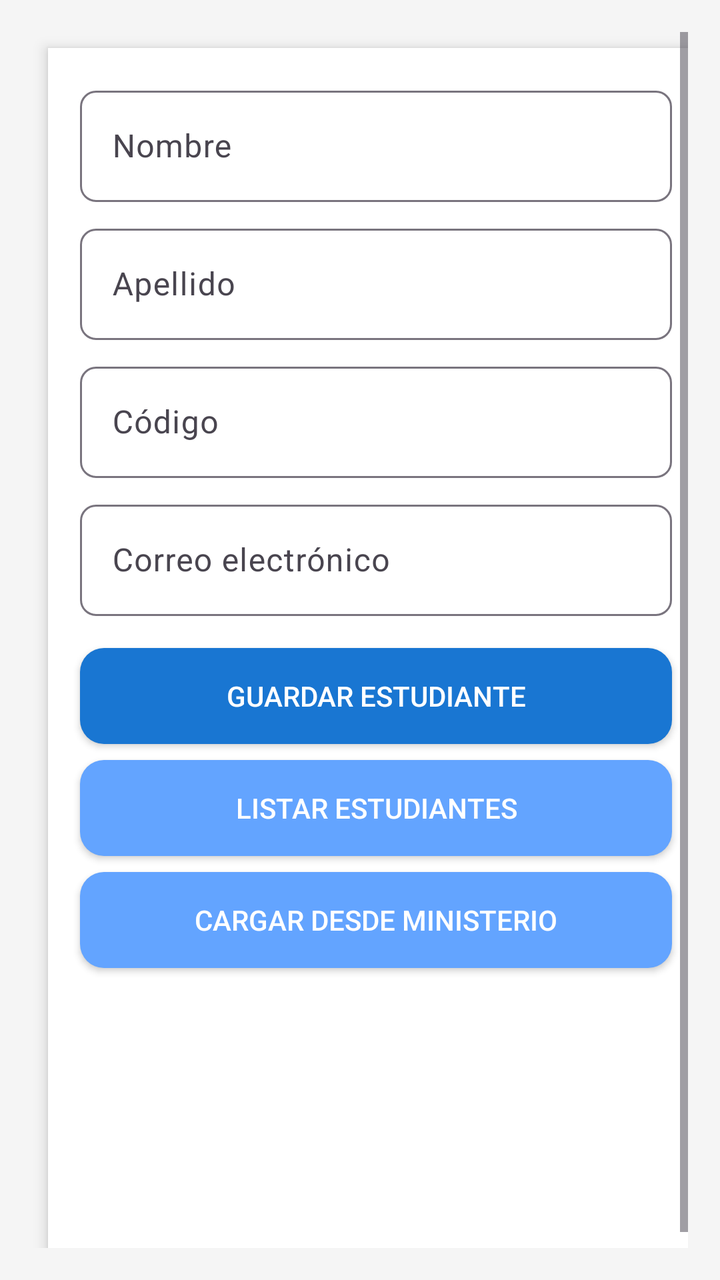
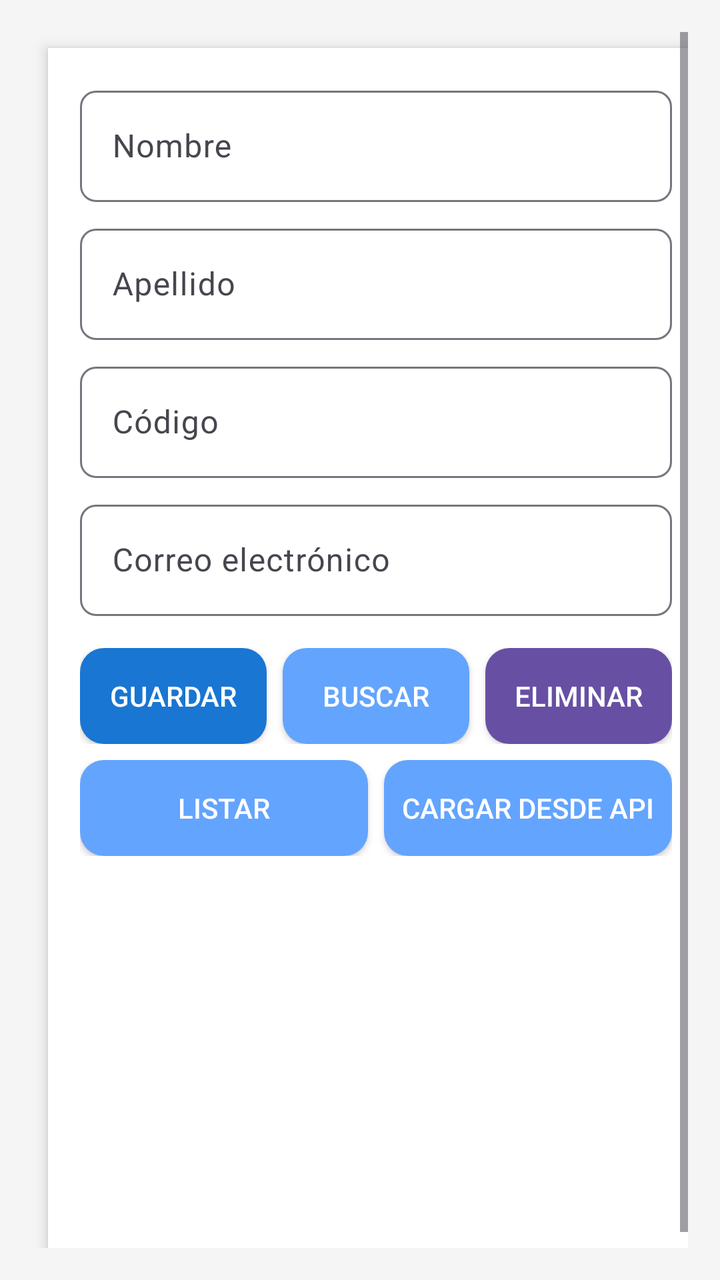

Before-and-after screenshots of an Android layout around one commit, followed by the original layout XML and the change that was made.
<!-- AndroidManifest.xml: application theme Theme.GestionEstudiantes -->
<!-- res/layout/activity_estudiante.xml -->
<?xml version="1.0" encoding="utf-8"?>
<androidx.constraintlayout.widget.ConstraintLayout
    xmlns:android="http://schemas.android.com/apk/res/android"
    xmlns:app="http://schemas.android.com/apk/res-auto"
    android:id="@+id/main"
    android:layout_width="match_parent"
    android:layout_height="match_parent"
    android:background="@color/background"
    android:padding="16dp">

    
    <ProgressBar
        android:id="@+id/progressBar"
        style="?android:attr/progressBarStyleLarge"
        android:layout_width="wrap_content"
        android:layout_height="wrap_content"
        android:visibility="gone"
        app:layout_constraintTop_toTopOf="parent"
        app:layout_constraintBottom_toBottomOf="parent"
        app:layout_constraintStart_toStartOf="parent"
        app:layout_constraintEnd_toEndOf="parent"/>

    <ScrollView
        android:id="@+id/scrollView"
        android:layout_width="0dp"
        android:layout_height="0dp"
        android:fillViewport="true"
        app:layout_constraintTop_toTopOf="parent"
        app:layout_constraintBottom_toBottomOf="parent"
        app:layout_constraintStart_toStartOf="parent"
        app:layout_constraintEnd_toEndOf="parent">

        <LinearLayout
            android:layout_width="match_parent"
            android:layout_height="wrap_content"
            android:orientation="vertical"
            android:padding="16dp"
            android:background="@color/white"
            android:elevation="4dp"
            android:layout_margin="8dp"
            android:clipToPadding="false">

            
            <com.google.android.material.textfield.TextInputLayout
                android:layout_width="match_parent"
                android:layout_height="wrap_content"
                android:hint="@string/nombre"
                app:boxBackgroundMode="outline"
                app:boxCornerRadiusTopStart="8dp"
                app:boxCornerRadiusTopEnd="8dp"
                app:boxCornerRadiusBottomStart="8dp"
                app:boxCornerRadiusBottomEnd="8dp">

                <com.google.android.material.textfield.TextInputEditText
                    android:id="@+id/etNombreEstudiante"
                    android:layout_width="match_parent"
                    android:layout_height="wrap_content" />
            </com.google.android.material.textfield.TextInputLayout>

            
            <com.google.android.material.textfield.TextInputLayout
                android:layout_width="match_parent"
                android:layout_height="wrap_content"
                android:hint="@string/apellido"
                android:layout_marginTop="8dp"
                app:boxBackgroundMode="outline"
                app:boxCornerRadiusTopStart="8dp"
                app:boxCornerRadiusTopEnd="8dp"
                app:boxCornerRadiusBottomStart="8dp"
                app:boxCornerRadiusBottomEnd="8dp">

                <com.google.android.material.textfield.TextInputEditText
                    android:id="@+id/etApellidoEstudiante"
                    android:layout_width="match_parent"
                    android:layout_height="wrap_content" />
            </com.google.android.material.textfield.TextInputLayout>

            
            <com.google.android.material.textfield.TextInputLayout
                android:layout_width="match_parent"
                android:layout_height="wrap_content"
                android:hint="@string/c_digo"
                android:layout_marginTop="8dp"
                app:boxBackgroundMode="outline"
                app:boxCornerRadiusTopStart="8dp"
                app:boxCornerRadiusTopEnd="8dp"
                app:boxCornerRadiusBottomStart="8dp"
                app:boxCornerRadiusBottomEnd="8dp">

                <com.google.android.material.textfield.TextInputEditText
                    android:id="@+id/etCodigoEstudiante"
                    android:layout_width="match_parent"
                    android:layout_height="wrap_content" />
            </com.google.android.material.textfield.TextInputLayout>

            
            <com.google.android.material.textfield.TextInputLayout
                android:layout_width="match_parent"
                android:layout_height="wrap_content"
                android:hint="@string/correo_electr_nico"
                android:layout_marginTop="8dp"
                app:boxBackgroundMode="outline"
                app:boxCornerRadiusTopStart="8dp"
                app:boxCornerRadiusTopEnd="8dp"
                app:boxCornerRadiusBottomStart="8dp"
                app:boxCornerRadiusBottomEnd="8dp">

                <com.google.android.material.textfield.TextInputEditText
                    android:id="@+id/etCorreoEstudiante"
                    android:layout_width="match_parent"
                    android:layout_height="wrap_content"
                    android:inputType="textEmailAddress" />
            </com.google.android.material.textfield.TextInputLayout>

            
            <Button
                android:id="@+id/btnGuardarEstudiante"
                android:layout_width="match_parent"
                android:layout_height="wrap_content"
                android:layout_marginTop="16dp"
                android:text="Guardar Estudiante"
                android:backgroundTint="@color/primary"
                android:textColor="@android:color/white"
                android:background="@drawable/rounded_button" />

            
            <Button
                android:id="@+id/btnListarEstudiantes"
                android:layout_width="match_parent"
                android:layout_height="wrap_content"
                android:layout_marginTop="8dp"
                android:text="@string/listar_estudiantes"
                android:backgroundTint="@color/primary_light"
                android:textColor="@android:color/white"
                android:background="@drawable/rounded_button" />

            
            <Button
                android:id="@+id/btnCargarDesdeApi"
                android:layout_width="match_parent"
                android:layout_height="wrap_content"
                android:layout_marginTop="8dp"
                android:text="@string/cargar_desde_ministerio"
                android:backgroundTint="@color/primary_light"
                android:textColor="@android:color/white"
                android:background="@drawable/rounded_button" />

            
            <ListView
                android:id="@+id/listViewEstudiantes"
                android:layout_width="match_parent"
                android:layout_height="wrap_content"
                android:layout_marginTop="16dp"
                android:background="@color/white"
                android:divider="@color/background"
                android:dividerHeight="1dp" />
        </LinearLayout>
    </ScrollView>

</androidx.constraintlayout.widget.ConstraintLayout>
<!-- resources referenced by this layout -->
<resources>
  <color name="background">#F5F5F5</color>
  <color name="primary">#1976D2</color>
  <color name="primary_light">#63A4FF</color>
  <color name="white">#FFFFFF</color>
  <!-- drawable rounded_button (drawable) -->
  <shape xmlns:android="http://schemas.android.com/apk/res/android" android:shape="rectangle">
      <solid android:color="?attr/colorPrimary" />
      <corners android:radius="12dp" />
  </shape>
  <string name="apellido">Apellido</string>
  <string name="c_digo">Código</string>
  <string name="cargar_desde_ministerio">Cargar desde Ministerio</string>
  <string name="correo_electr_nico">Correo electrónico</string>
  <string name="listar_estudiantes">Listar Estudiantes</string>
  <string name="nombre">Nombre</string>
  <style name="Theme.GestionEstudiantes" parent="Base.Theme.GestionEstudiantes" />
  <style name="Base.Theme.GestionEstudiantes" parent="Theme.Material3.DayNight.NoActionBar">
          
          
      </style>
</resources>

<!-- the commit's change to res/layout/activity_estudiante.xml (unified diff, before → after) -->
@@ -18,7 +18,7 @@
         app:layout_constraintTop_toTopOf="parent"
         app:layout_constraintBottom_toBottomOf="parent"
         app:layout_constraintStart_toStartOf="parent"
-        app:layout_constraintEnd_toEndOf="parent"/>
+        app:layout_constraintEnd_toEndOf="parent" />
 
     <ScrollView
         android:id="@+id/scrollView"
@@ -50,14 +50,12 @@
                 app:boxCornerRadiusTopEnd="8dp"
                 app:boxCornerRadiusBottomStart="8dp"
                 app:boxCornerRadiusBottomEnd="8dp">
-
                 <com.google.android.material.textfield.TextInputEditText
                     android:id="@+id/etNombreEstudiante"
                     android:layout_width="match_parent"
                     android:layout_height="wrap_content" />
             </com.google.android.material.textfield.TextInputLayout>
 
-            
             <com.google.android.material.textfield.TextInputLayout
                 android:layout_width="match_parent"
                 android:layout_height="wrap_content"
@@ -68,14 +66,12 @@
                 app:boxCornerRadiusTopEnd="8dp"
                 app:boxCornerRadiusBottomStart="8dp"
                 app:boxCornerRadiusBottomEnd="8dp">
-
                 <com.google.android.material.textfield.TextInputEditText
                     android:id="@+id/etApellidoEstudiante"
                     android:layout_width="match_parent"
                     android:layout_height="wrap_content" />
             </com.google.android.material.textfield.TextInputLayout>
 
-            
             <com.google.android.material.textfield.TextInputLayout
                 android:layout_width="match_parent"
                 android:layout_height="wrap_content"
@@ -86,14 +82,12 @@
                 app:boxCornerRadiusTopEnd="8dp"
                 app:boxCornerRadiusBottomStart="8dp"
                 app:boxCornerRadiusBottomEnd="8dp">
-
                 <com.google.android.material.textfield.TextInputEditText
                     android:id="@+id/etCodigoEstudiante"
                     android:layout_width="match_parent"
                     android:layout_height="wrap_content" />
             </com.google.android.material.textfield.TextInputLayout>
 
-            
             <com.google.android.material.textfield.TextInputLayout
                 android:layout_width="match_parent"
                 android:layout_height="wrap_content"
@@ -104,7 +98,6 @@
                 app:boxCornerRadiusTopEnd="8dp"
                 app:boxCornerRadiusBottomStart="8dp"
                 app:boxCornerRadiusBottomEnd="8dp">
-
                 <com.google.android.material.textfield.TextInputEditText
                     android:id="@+id/etCorreoEstudiante"
                     android:layout_width="match_parent"
@@ -113,37 +106,79 @@
             </com.google.android.material.textfield.TextInputLayout>
 
             
-            <Button
-                android:id="@+id/btnGuardarEstudiante"
+            <LinearLayout
                 android:layout_width="match_parent"
                 android:layout_height="wrap_content"
+                android:orientation="horizontal"
+                android:gravity="center"
                 android:layout_marginTop="16dp"
-                android:text="Guardar Estudiante"
-                android:backgroundTint="@color/primary"
-                android:textColor="@android:color/white"
-                android:background="@drawable/rounded_button" />
+                android:weightSum="3">
+
+                <Button
+                    android:id="@+id/btnGuardarEstudiante"
+                    android:layout_width="0dp"
+                    android:layout_height="wrap_content"
+                    android:layout_weight="1"
+                    android:text="@string/guardar"
+                    android:backgroundTint="@color/primary"
+                    android:textColor="@android:color/white"
+                    android:background="@drawable/rounded_button"
+                    android:layout_marginEnd="4dp" />
+
+                <Button
+                    android:id="@+id/btnBuscarEstudiante"
+                    android:layout_width="0dp"
+                    android:layout_height="wrap_content"
+                    android:layout_weight="1"
+                    android:text="@string/buscar"
+                    android:backgroundTint="@color/primary_light"
+                    android:textColor="@android:color/white"
+                    android:background="@drawable/rounded_button"
+                    android:layout_marginStart="4dp"
+                    android:layout_marginEnd="4dp" />
+
+                <Button
+                    android:id="@+id/btnEliminarEstudiante"
+                    android:layout_width="0dp"
+                    android:layout_height="wrap_content"
+                    android:layout_weight="1"
+                    android:text="@string/eliminar"
+                    android:textColor="@android:color/white"
+                    android:background="@drawable/rounded_button"
+                    android:layout_marginStart="4dp" />
+            </LinearLayout>
 
             
-            <Button
-                android:id="@+id/btnListarEstudiantes"
+            <LinearLayout
                 android:layout_width="match_parent"
                 android:layout_height="wrap_content"
+                android:orientation="horizontal"
+                android:gravity="center"
                 android:layout_marginTop="8dp"
-                android:text="@string/listar_estudiantes"
-                android:backgroundTint="@color/primary_light"
-                android:textColor="@android:color/white"
-                android:background="@drawable/rounded_button" />
+                android:weightSum="2">
 
-            
-            <Button
-                android:id="@+id/btnCargarDesdeApi"
-                android:layout_width="match_parent"
-                android:layout_height="wrap_content"
-                android:layout_marginTop="8dp"
-                android:text="@string/cargar_desde_ministerio"
-                android:backgroundTint="@color/primary_light"
-                android:textColor="@android:color/white"
-                android:background="@drawable/rounded_button" />
+                <Button
+                    android:id="@+id/btnListarEstudiantes"
+                    android:layout_width="0dp"
+                    android:layout_height="wrap_content"
+                    android:layout_weight="1"
+                    android:text="@string/listar"
+                    android:backgroundTint="@color/primary_light"
+                    android:textColor="@android:color/white"
+                    android:background="@drawable/rounded_button"
+                    android:layout_marginEnd="4dp" />
+
+                <Button
+                    android:id="@+id/btnCargarDesdeApi"
+                    android:layout_width="0dp"
+                    android:layout_height="wrap_content"
+                    android:layout_weight="1"
+                    android:text="@string/cargar_desde_api"
+                    android:backgroundTint="@color/primary_light"
+                    android:textColor="@android:color/white"
+                    android:background="@drawable/rounded_button"
+                    android:layout_marginStart="4dp" />
+            </LinearLayout>
 
             
             <ListView
<!-- resource entries referenced after the edit -->
@@ -10,10 +10,13 @@
       <corners android:radius="12dp" />
   </shape>
   <string name="apellido">Apellido</string>
+  <string name="buscar">Buscar</string>
   <string name="c_digo">Código</string>
-  <string name="cargar_desde_ministerio">Cargar desde Ministerio</string>
+  <string name="cargar_desde_api">Cargar Desde API</string>
   <string name="correo_electr_nico">Correo electrónico</string>
-  <string name="listar_estudiantes">Listar Estudiantes</string>
+  <string name="eliminar">Eliminar</string>
+  <string name="guardar">Guardar</string>
+  <string name="listar">Listar</string>
   <string name="nombre">Nombre</string>
   <style name="Theme.GestionEstudiantes" parent="Base.Theme.GestionEstudiantes" />
   <style name="Base.Theme.GestionEstudiantes" parent="Theme.Material3.DayNight.NoActionBar">
